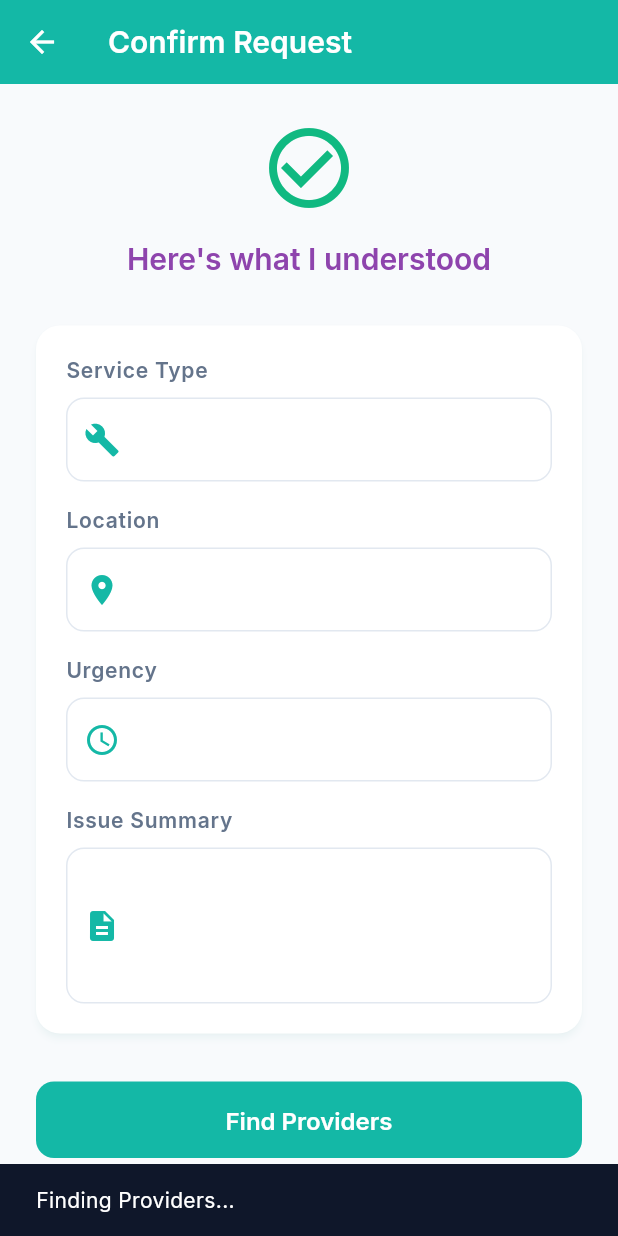
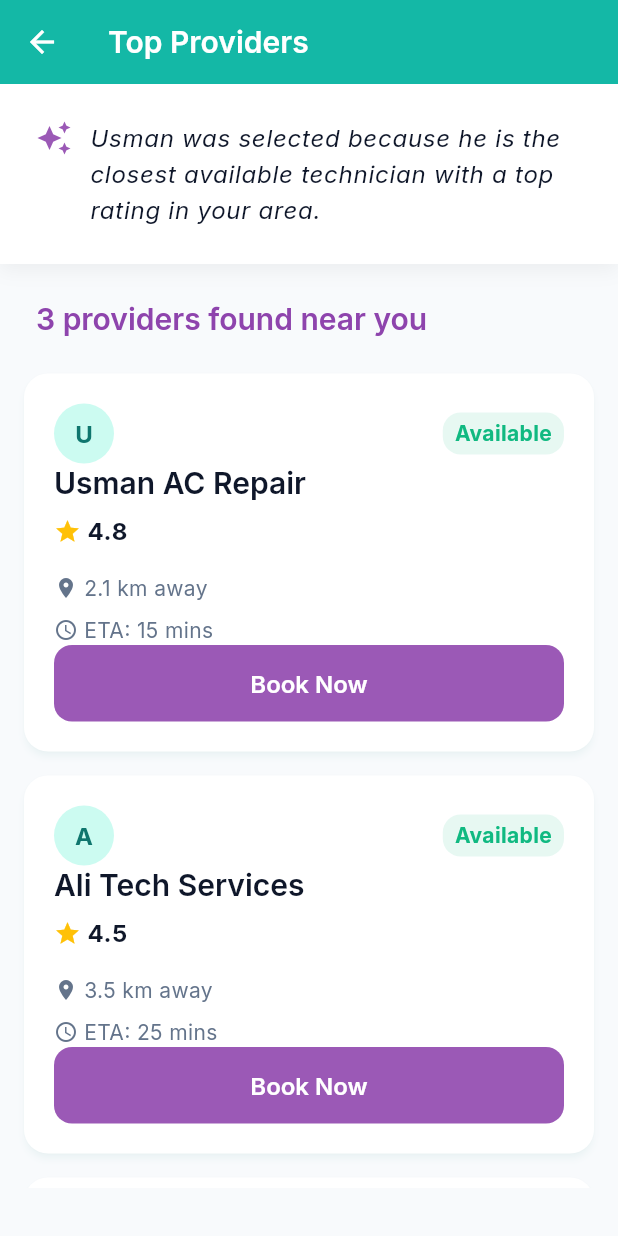
Before and after one commit to turabalizafar/juggaad, a Flutter app: the ParsedRequestScreen screen opened directly with empty values, after a tap on "Find Providers", on a phone screen of 412 x 824 dp. Run offline on Flutter 3.47's test engine with Material 3 defaults, Android fonts, the phone set to English and light mode, and no system bars; our stand-ins replace flutter_riverpod, google_fonts.

Commit message:
booking, provider result, thinking screens are generated

```diff
--- /dev/null
+++ b/frontend/lib/models/provider.dart
@@ -0,0 +1,25 @@
+class Provider {
+  final String id;
+  final String name;
+  final String phoneNumber;
+  final double rating;
+  final double distanceKm;
+  final int etaMinutes;
+  final int basePrice;
+  final bool available;
+  final double rankScore;
+  final String explanation;
+
+  Provider({
+    required this.id,
+    required this.name,
+    required this.phoneNumber,
+    required this.rating,
+    required this.distanceKm,
+    required this.etaMinutes,
+    required this.basePrice,
+    required this.available,
+    required this.rankScore,
+    required this.explanation,
+  });
+}
--- a/frontend/lib/screens/parsed_request_screen.dart
+++ b/frontend/lib/screens/parsed_request_screen.dart
@@ -1,6 +1,8 @@
 import 'package:flutter/material.dart';
 import '../models/parsed_intent.dart';
+import '../models/provider.dart';
 import '../theme/app_theme.dart';
+import 'provider_results_screen.dart';
 
 class ParsedRequestScreen extends StatefulWidget {
   final ParsedIntent initialIntent;
@@ -84,9 +86,32 @@ class _ParsedRequestScreenState extends State<ParsedRequestScreen> {
             const SizedBox(height: 32),
             ElevatedButton(
               onPressed: () {
-                // TODO: POST /search
-                ScaffoldMessenger.of(context).showSnackBar(
-                  const SnackBar(content: Text('Finding Providers...')),
+                // Mock Top Providers
+                final mockProviders = [
+                  Provider(
+                    id: 'p1', name: 'Usman AC Repair', phoneNumber: '+923001234567',
+                    rating: 4.8, distanceKm: 2.1, etaMinutes: 15, basePrice: 500,
+                    available: true, rankScore: 0.95, explanation: '',
+                  ),
+                  Provider(
+                    id: 'p2', name: 'Ali Tech Services', phoneNumber: '+923009876543',
+                    rating: 4.5, distanceKm: 3.5, etaMinutes: 25, basePrice: 400,
+                    available: true, rankScore: 0.85, explanation: '',
+                  ),
+                  Provider(
+                    id: 'p3', name: 'Rehan Cooling', phoneNumber: '+923211112222',
+                    rating: 4.9, distanceKm: 5.0, etaMinutes: 40, basePrice: 600,
+                    available: false, rankScore: 0.70, explanation: '',
+                  ),
+                ];
+
+                Navigator.of(context).push(
+                  MaterialPageRoute(
+                    builder: (_) => ProviderResultsScreen(
+                      providers: mockProviders,
+                      topReasoning: 'Usman was selected because he is the closest available technician with a top rating in your area.',
+                    ),
+                  ),
                 );
               },
               style: ElevatedButton.styleFrom(
--- /dev/null
+++ b/frontend/lib/screens/provider_results_screen.dart
@@ -0,0 +1,183 @@
+import 'package:flutter/material.dart';
+import '../models/provider.dart';
+import '../theme/app_theme.dart';
+import 'booking_confirmation_screen.dart';
+
+class ProviderResultsScreen extends StatelessWidget {
+  final List<Provider> providers;
+  final String topReasoning;
+
+  const ProviderResultsScreen({
+    super.key,
+    required this.providers,
+    required this.topReasoning,
+  });
+
+  @override
+  Widget build(BuildContext context) {
+    return Scaffold(
+      backgroundColor: AppTheme.background,
+      appBar: AppBar(
+        title: const Text('Top Providers'),
+        backgroundColor: AppTheme.teal,
+        foregroundColor: Colors.white,
+        elevation: 0,
+      ),
+      body: Column(
+        crossAxisAlignment: CrossAxisAlignment.stretch,
+        children: [
+          // AI Reasoning Section
+          Container(
+            padding: const EdgeInsets.all(24),
+            decoration: BoxDecoration(
+              color: AppTheme.surface,
+              boxShadow: [
+                BoxShadow(
+                  color: Colors.black.withOpacity(0.05),
+                  blurRadius: 10,
+                  offset: const Offset(0, 4),
+                )
+              ],
+            ),
+            child: Row(
+              crossAxisAlignment: CrossAxisAlignment.start,
+              children: [
+                const Icon(Icons.auto_awesome, color: AppTheme.amethyst),
+                const SizedBox(width: 12),
+                Expanded(
+                  child: Text(
+                    topReasoning,
+                    style: Theme.of(context).textTheme.bodyLarge?.copyWith(
+                      color: AppTheme.textPrimary,
+                      fontStyle: FontStyle.italic,
+                    ),
+                  ),
+                ),
+              ],
+            ),
+          ),
+          const SizedBox(height: 24),
+          Padding(
+            padding: const EdgeInsets.symmetric(horizontal: 24.0),
+            child: Text(
+              '${providers.length} providers found near you',
+              style: Theme.of(context).textTheme.titleLarge?.copyWith(
+                color: AppTheme.amethystDark,
+              ),
+            ),
+          ),
+          const SizedBox(height: 16),
+          // Horizontal Provider Cards
+          Expanded(
+            child: ListView.builder(
+              padding: const EdgeInsets.symmetric(horizontal: 16, vertical: 8),
+              itemCount: providers.length,
+              itemBuilder: (context, index) {
+                final provider = providers[index];
+                return _buildProviderCard(context, provider);
+              },
+            ),
+          ),
+          const SizedBox(height: 32),
+        ],
+      ),
+    );
+  }
+
+  Widget _buildProviderCard(BuildContext context, Provider provider) {
+    return Container(
+      margin: const EdgeInsets.only(bottom: 16),
+      child: Card(
+        child: Padding(
+          padding: const EdgeInsets.all(20.0),
+          child: Column(
+            crossAxisAlignment: CrossAxisAlignment.start,
+            children: [
+              Row(
+                mainAxisAlignment: MainAxisAlignment.spaceBetween,
+                children: [
+                  CircleAvatar(
+                    backgroundColor: AppTheme.tealLight,
+                    child: Text(
+                      provider.name[0],
+                      style: const TextStyle(color: AppTheme.tealDark, fontWeight: FontWeight.bold),
+                    ),
+                  ),
+                  Container(
+                    padding: const EdgeInsets.symmetric(horizontal: 8, vertical: 4),
+                    decoration: BoxDecoration(
+                      color: provider.available ? AppTheme.success.withOpacity(0.1) : AppTheme.error.withOpacity(0.1),
+                      borderRadius: BorderRadius.circular(12),
+                    ),
+                    child: Text(
+                      provider.available ? 'Available' : 'Busy',
+                      style: Theme.of(context).textTheme.bodyMedium?.copyWith(
+                        color: provider.available ? AppTheme.success : AppTheme.error,
+                        fontWeight: FontWeight.bold,
+                      ),
+                    ),
+                  )
+                ],
+              ),
+              const Spacer(),
+              Text(
+                provider.name,
+                style: Theme.of(context).textTheme.titleLarge,
+                maxLines: 1,
+                overflow: TextOverflow.ellipsis,
+              ),
+              const SizedBox(height: 8),
+              Row(
+                children: [
+                  const Icon(Icons.star, color: Colors.amber, size: 18),
+                  const SizedBox(width: 4),
+                  Text(
+                    provider.rating.toString(),
+                    style: Theme.of(context).textTheme.bodyLarge?.copyWith(fontWeight: FontWeight.bold),
+                  ),
+                ],
+              ),
+              const SizedBox(height: 16),
+              Row(
+                children: [
+                  const Icon(Icons.location_on, size: 16, color: AppTheme.textSecondary),
+                  const SizedBox(width: 4),
+                  Text('${provider.distanceKm} km away', style: Theme.of(context).textTheme.bodyMedium),
+                ],
+              ),
+              const SizedBox(height: 8),
+              Row(
+                children: [
+                  const Icon(Icons.access_time, size: 16, color: AppTheme.textSecondary),
+                  const SizedBox(width: 4),
+                  Text('ETA: ${provider.etaMinutes} mins', style: Theme.of(context).textTheme.bodyMedium),
+                ],
+              ),
+              const Spacer(),
+              SizedBox(
+                width: double.infinity,
+                child: ElevatedButton(
+                  onPressed: provider.available ? () {
+                    Navigator.of(context).push(
+                      MaterialPageRoute(
+                        builder: (_) => BookingConfirmationScreen(
+                          provider: provider,
+                          bookingId: 'BK-2026-085',
+                          timeSlot: '10:00 AM',
+                        ),
+                      ),
+                    );
+                  } : null,
+                  style: ElevatedButton.styleFrom(
+                    backgroundColor: AppTheme.amethyst,
+                  ),
+                  child: const Text('Book Now'),
+                ),
+              ),
+            ],
+          ),
+        ),
+      ),
+    );
+  }
+}
--- a/frontend/pubspec.yaml
+++ b/frontend/pubspec.yaml
@@ -33,7 +33,7 @@ dependencies:
   dio: ^5.9.2
   flutter_riverpod: ^3.2.1
   flutter_native_splash: ^2.4.5
-  google_generative_ai: ^0.7.6
+  google_generative_ai: ^0.4.7
   flutter_svg: ^2.1.1
   lottie: ^3.1.0
   # The following adds the Cupertino Icons font to your application.
```
Also changed, not shown: frontend/lib/providers/chat_provider.dart (+12 -7 lines), frontend/lib/screens/booking_confirmation_screen.dart (added, +179 -0 lines), frontend/lib/screens/thinking_screen.dart (added, +89 -0 lines), frontend/pubspec.lock, 6 other files.
